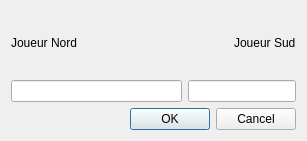
neodc/Invade, file newgame.ui: the form before one commit.
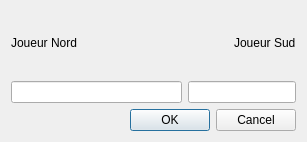
The form after the commit.

Commit message: Add connection window.

Patch:
```diff
--- a/newgame.ui
+++ b/newgame.ui
@@ -7,7 +7,7 @@
     <x>0</x>
     <y>0</y>
     <width>307</width>
-    <height>141</height>
+    <height>142</height>
    </rect>
   </property>
   <property name="windowTitle">
```
Left out of the diff: 2 changed lines with no effect on the pictures. The commit also changes 6 other files.
